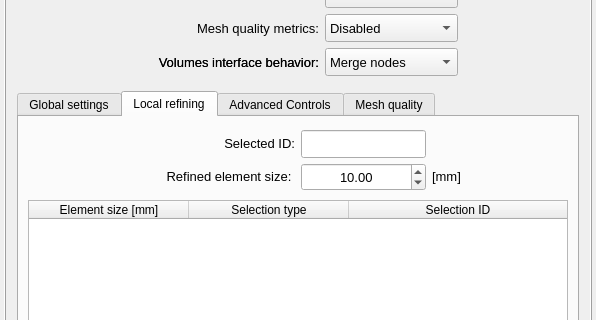
Above: vibra/interface/data/ui_files/model/general/mesher_setup_inputs.ui from MOPT-UFSC/VIBRA before the change; both pictures show x 0 to 596 and y 118 to 438 of the 596 by 603 pixel window. Below: the same form after it.
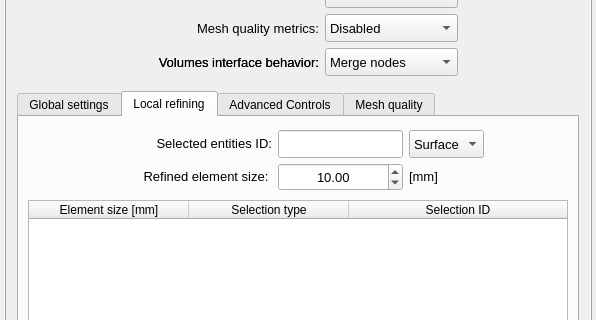
That is the form after the change. The open tabs and pages were chosen to show the change. Icons and pictures are not drawn.

Commit message: Enhance mesher setup UI: add refinement entity type combo box, and improve ID synchronization logic

Patch:
```diff
--- a/vibra/interface/data/ui_files/model/general/mesher_setup_inputs.ui
+++ b/vibra/interface/data/ui_files/model/general/mesher_setup_inputs.ui
@@ -1168,7 +1168,7 @@
                    </font>
                   </property>
                   <property name="text">
-                   <string>Selected ID:</string>
+                   <string>Selected entities ID:</string>
                   </property>
                   <property name="alignment">
                    <set>Qt::AlignmentFlag::AlignRight|Qt::AlignmentFlag::AlignTrailing|Qt::AlignmentFlag::AlignVCenter</set>
@@ -1215,6 +1215,49 @@
                   </property>
                  </spacer>
                 </item>
+                 <item row="1" column="3">
+                  <widget class="QComboBox" name="comboBox_refinement_entity_type">
+                  <property name="sizePolicy">
+                   <sizepolicy hsizetype="Fixed" vsizetype="Fixed">
+                    <horstretch>0</horstretch>
+                    <verstretch>0</verstretch>
+                   </sizepolicy>
+                  </property>
+                  <property name="minimumSize">
+                   <size>
+                    <width>1</width>
+                    <height>28</height>
+                   </size>
+                  </property>
+                  <property name="maximumSize">
+                   <size>
+                    <width>90</width>
+                    <height>16777215</height>
+                   </size>
+                  </property>
+                  <property name="font">
+                   <font>
+                    <pointsize>10</pointsize>
+                   </font>
+                  </property>
+                  <property name="currentIndex">
+                   <number>0</number>
+                  </property>
+                  <property name="minimumContentsLength">
+                   <number>0</number>
+                  </property>
+                  <item>
+                   <property name="text">
+                    <string>Surface</string>
+                   </property>
+                  </item>
+                  <item>
+                   <property name="text">
+                    <string>Volume</string>
+                   </property>
+                  </item>
+                 </widget>
+                </item>
                </layout>
               </widget>
              </item>
```
Left out of the diff: 66 changed lines with no effect on the pictures. The commit also changes 2 other files.
